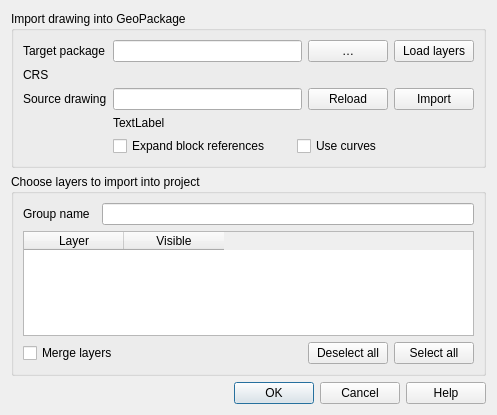
The window that src/ui/qgsdwgimportbase.ui (qgis/QGIS) describes before a commit, drawn with Qt 5.
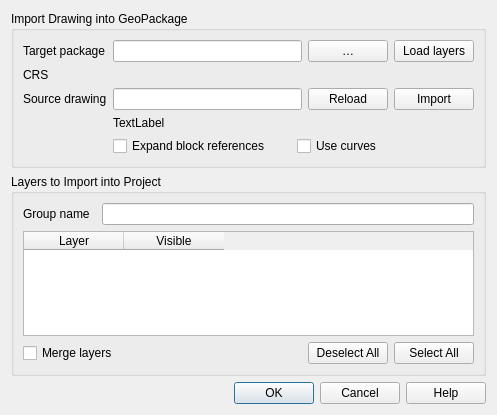
The same window after the commit. Custom widgets are drawn as their Qt base class.

```diff
--- a/src/ui/qgsdwgimportbase.ui
+++ b/src/ui/qgsdwgimportbase.ui
@@ -27,7 +27,7 @@
    <item row="2" column="0" colspan="2">
     <widget class="QGroupBox" name="mGroupBox">
      <property name="title">
-      <string>Choose layers to import into project</string>
+      <string>Layers to Import into Project</string>
      </property>
      <property name="checkable">
       <bool>false</bool>
@@ -91,14 +91,14 @@
         <item>
          <widget class="QPushButton" name="pbDeselectAll">
           <property name="text">
-           <string>Deselect all</string>
+           <string>Deselect All</string>
           </property>
          </widget>
         </item>
         <item>
          <widget class="QPushButton" name="pbSelectAll">
           <property name="text">
-           <string>Select all</string>
+           <string>Select All</string>
           </property>
          </widget>
         </item>
@@ -110,7 +110,7 @@
    <item row="0" column="0" colspan="2">
     <widget class="QGroupBox" name="groupBox">
      <property name="title">
-      <string>Import drawing into GeoPackage</string>
+      <string>Import Drawing into GeoPackage</string>
      </property>
      <layout class="QGridLayout" name="gridLayout_4">
       <item row="1" column="1">
```
